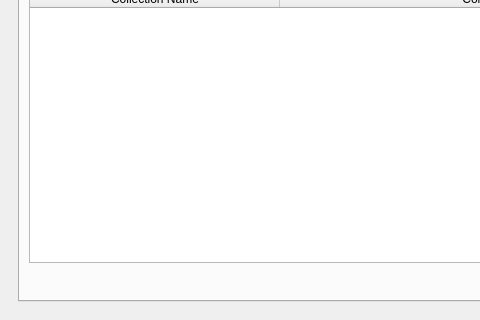
Old version of the form UI/biblioteq_batch_activities_browser.ui in the repository textbrowser/biblioteq; both pictures show x 0 to 480 and y 180 to 500 of the 800 by 500 pixel window.
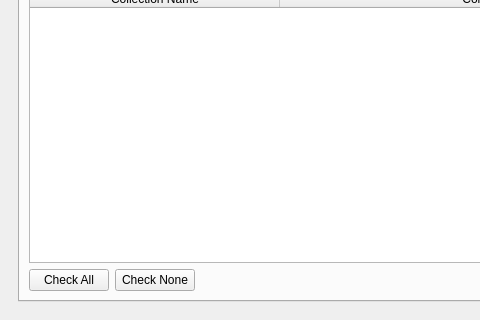
New version of the form. The open tabs and pages were chosen to show the change. Icons and pictures are not drawn.

Commit message: Export photographs.

Diff of the .ui file:
```diff
--- a/UI/biblioteq_batch_activities_browser.ui
+++ b/UI/biblioteq_batch_activities_browser.ui
@@ -964,6 +964,20 @@
            </item>
            <item>
             <layout class="QHBoxLayout" name="horizontalLayout_12">
+             <item>
+              <widget class="QPushButton" name="export_photographs_check_all">
+               <property name="text">
+                <string>Check All</string>
+               </property>
+              </widget>
+             </item>
+             <item>
+              <widget class="QPushButton" name="export_photographs_check_none">
+               <property name="text">
+                <string>Check None</string>
+               </property>
+              </widget>
+             </item>
              <item>
               <spacer name="horizontalSpacer_9">
                <property name="orientation">
```
Left out of the diff: 2 changed lines with no effect on the pictures. The commit also changes 2 other files.
